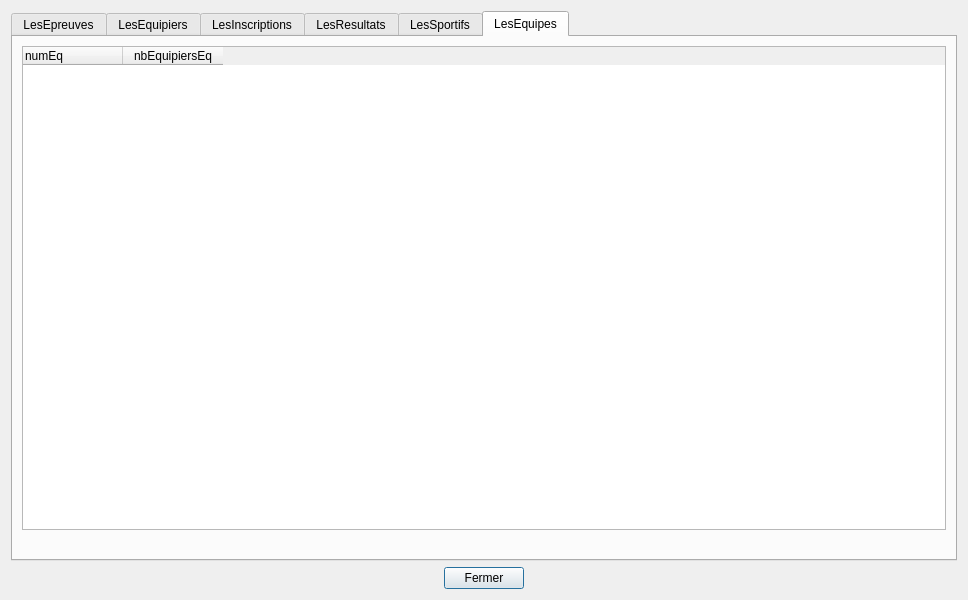
EloGamerr/BDD_Project_Dorian_Clement-, file gui/tablesData.ui: the form before one commit.
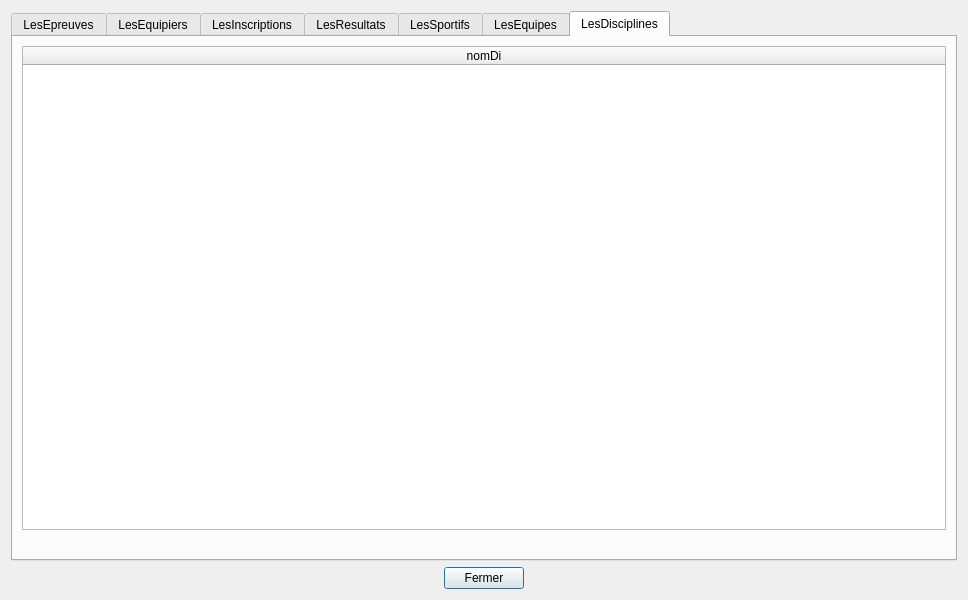
The form after the commit. The open tabs and pages were chosen to show the change.

```diff
--- a/gui/tablesData.ui
+++ b/gui/tablesData.ui
@@ -519,18 +519,33 @@
       <layout class="QVBoxLayout" name="verticalLayout_12">
        <item>
         <widget class="QTableWidget" name="tableEquipes">
+         <attribute name="horizontalHeaderShowSortIndicator" stdset="0">
+          <bool>true</bool>
+         </attribute>
+         <attribute name="horizontalHeaderStretchLastSection">
+          <bool>true</bool>
+         </attribute>
+         <attribute name="verticalHeaderShowSortIndicator" stdset="0">
+          <bool>true</bool>
+         </attribute>
+         <attribute name="verticalHeaderStretchLastSection">
+          <bool>true</bool>
+         </attribute>
          <column>
           <property name="text">
            <string>numEq</string>
           </property>
           <property name="textAlignment">
-           <set>AlignLeading|AlignVCenter</set>
+           <set>AlignCenter</set>
           </property>
          </column>
          <column>
           <property name="text">
            <string>nbEquipiersEq</string>
           </property>
+          <property name="textAlignment">
+           <set>AlignCenter</set>
+          </property>
          </column>
         </widget>
        </item>
@@ -543,6 +558,50 @@
        </item>
       </layout>
      </widget>
+     <widget class="QWidget" name="tabDisciplines">
+      <property name="accessibleDescription">
+       <string/>
+      </property>
+      <attribute name="title">
+       <string>LesDisciplines</string>
+      </attribute>
+      <layout class="QVBoxLayout" name="verticalLayout_13">
+       <item>
+        <widget class="QTableWidget" name="tableDisciplines">
+         <attribute name="horizontalHeaderCascadingSectionResizes">
+          <bool>false</bool>
+         </attribute>
+         <attribute name="horizontalHeaderShowSortIndicator" stdset="0">
+          <bool>true</bool>
+         </attribute>
+         <attribute name="horizontalHeaderStretchLastSection">
+          <bool>true</bool>
+         </attribute>
+         <attribute name="verticalHeaderShowSortIndicator" stdset="0">
+          <bool>false</bool>
+         </attribute>
+         <attribute name="verticalHeaderStretchLastSection">
+          <bool>false</bool>
+         </attribute>
+         <column>
+          <property name="text">
+           <string>nomDi</string>
+          </property>
+          <property name="textAlignment">
+           <set>AlignCenter</set>
+          </property>
+         </column>
+        </widget>
+       </item>
+       <item>
+        <widget class="QLabel" name="label_disciplines">
+         <property name="text">
+          <string/>
+         </property>
+        </widget>
+       </item>
+      </layout>
+     </widget>
     </widget>
    </item>
    <item>
```
Left out of the diff: 2 changed lines with no effect on the pictures.
